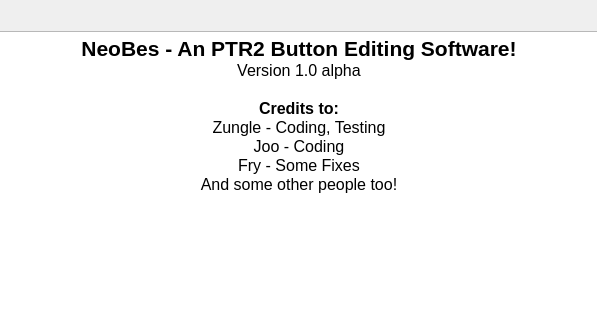
The window that about.ui (Dhterech/neobes-gui) describes before a commit, drawn with Qt 5; both pictures show x 215 to 812 and y 0 to 320 of the 1028 by 476 pixel window.
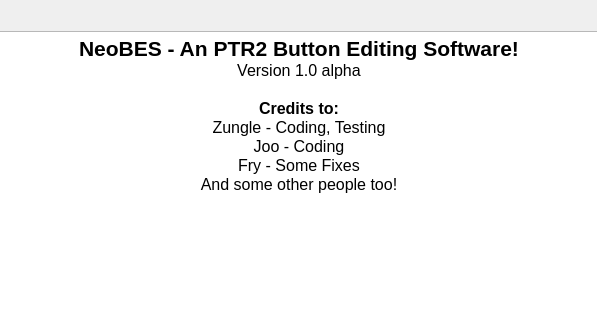
The same window after the commit. Icons and pictures are not drawn.

Commit message: Change NeoBes to NeoBES in title

```diff
--- a/about.ui
+++ b/about.ui
@@ -43,7 +43,7 @@
 li.unchecked::marker { content: &quot;\2610&quot;; }
 li.checked::marker { content: &quot;\2612&quot;; }
 &lt;/style&gt;&lt;/head&gt;&lt;body style=&quot; font-family:'Noto Sans'; font-size:10pt; font-weight:400; font-style:normal;&quot;&gt;
-&lt;p align=&quot;center&quot; style=&quot; margin-top:0px; margin-bottom:0px; margin-left:0px; margin-right:0px; -qt-block-indent:0; text-indent:0px;&quot;&gt;&lt;span style=&quot; font-size:16pt; font-weight:700;&quot;&gt;NeoBes - An PTR2 Button Editing Software!&lt;/span&gt;&lt;/p&gt;
+&lt;p align=&quot;center&quot; style=&quot; margin-top:0px; margin-bottom:0px; margin-left:0px; margin-right:0px; -qt-block-indent:0; text-indent:0px;&quot;&gt;&lt;span style=&quot; font-size:16pt; font-weight:700;&quot;&gt;NeoBES - An PTR2 Button Editing Software!&lt;/span&gt;&lt;/p&gt;
 &lt;p align=&quot;center&quot; style=&quot; margin-top:0px; margin-bottom:0px; margin-left:0px; margin-right:0px; -qt-block-indent:0; text-indent:0px;&quot;&gt;&lt;span style=&quot; font-size:12pt;&quot;&gt;Version 1.0 alpha&lt;/span&gt;&lt;/p&gt;
 &lt;p style=&quot;-qt-paragraph-type:empty; margin-top:0px; margin-bottom:0px; margin-left:0px; margin-right:0px; -qt-block-indent:0; text-indent:0px; font-size:12pt;&quot;&gt;&lt;br /&gt;&lt;/p&gt;
 &lt;p align=&quot;center&quot; style=&quot; margin-top:0px; margin-bottom:0px; margin-left:0px; margin-right:0px; -qt-block-indent:0; text-indent:0px;&quot;&gt;&lt;span style=&quot; font-size:12pt; font-weight:700;&quot;&gt;Credits to:&lt;/span&gt;&lt;/p&gt;
```
